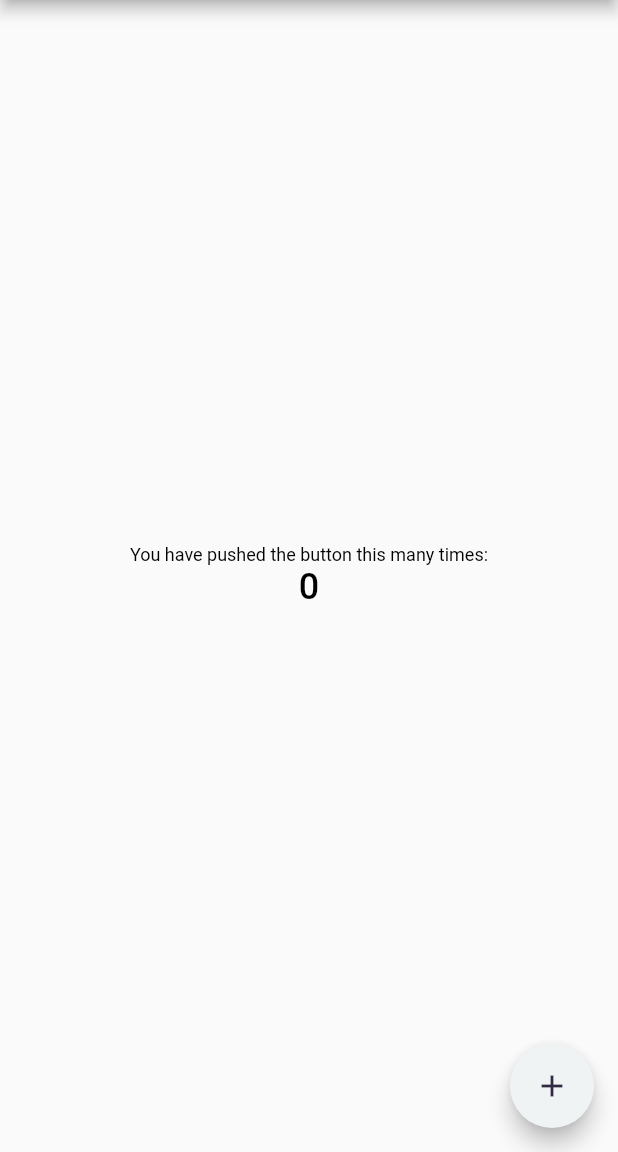
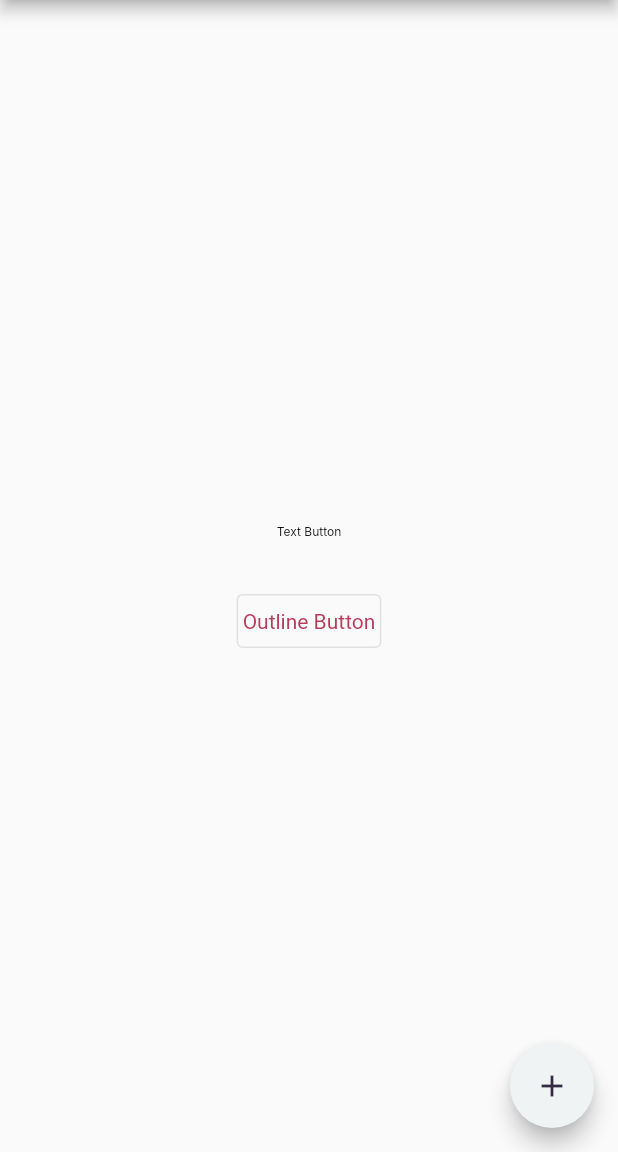
Before and after one commit to FLYINGKRIPTO/demo_class, a Flutter app: the screen it shows after launch, on a phone screen of 412 x 824 dp, the part 84-1236 px from its top. Run offline on Flutter 3.47's test engine with Material 2 defaults, Android fonts, the phone set to English and light mode, and no system bars; Roboto replaces fonts that are missing (Inter, Manrope).

Commit message:
Modified code

```diff
--- a/lib/app_theme.dart
+++ b/lib/app_theme.dart
@@ -26,6 +26,12 @@ class AppThemes {
     dividerTheme: DividerThemeData(color: ColorConstant.gray50, thickness: 1),
     // Define the default TextTheme. Use this to specify the default
     // text styling for headlines, titles, bodies of text, and more.
+    outlinedButtonTheme: OutlinedButtonThemeData(
+        style: ButtonStyle(
+            textStyle: MaterialStateProperty.all<TextStyle>(
+                TextStyle(color: ColorConstant.black900)),
+            padding: MaterialStateProperty.all<EdgeInsets>(
+                const EdgeInsets.all(4.0)))),
     textTheme: TextTheme(
       displayLarge:
           const TextStyle(fontSize: 72.0, fontWeight: FontWeight.w500),
--- /dev/null
+++ b/lib/custom_outlined_button.dart
@@ -0,0 +1,30 @@
+import 'package:demo_class_project/base_button.dart';
+import 'package:flutter/material.dart';
+
+class CustomOutlinedButton extends BaseButton {
+
+  const CustomOutlinedButton({
+    Key? key,
+    required VoidCallback onTap,
+    required String text,
+  }) : super(
+          key: key,
+          text: text,
+          onTap: onTap,
+        );
+
+  @override
+  Widget build(BuildContext context) {
+    return OutlinedButton(
+      onPressed: super.onTap,
+      child: Row(
+        mainAxisSize: MainAxisSize.min,
+        children: [
+          Text(
+            text,
+          ),
+        ],
+      ),
+    );
+  }
+}
--- /dev/null
+++ b/lib/custom_text_button.dart
@@ -0,0 +1,36 @@
+import 'package:demo_class_project/base_button.dart';
+import 'package:demo_class_project/text_theme_helper.dart';
+import 'package:flutter/material.dart';
+
+class CustomTextButton extends BaseButton {
+  final Alignment? alignment;
+  final Widget? prefixWidget;
+  final Widget? suffixWidget;
+
+  const CustomTextButton(
+      {Key? key,
+      this.alignment,
+      required VoidCallback onTap,
+      required String text,
+      this.prefixWidget,
+      this.suffixWidget})
+      : super(key: key, text: text, onTap: onTap);
+
+  @override
+  Widget build(BuildContext context) {
+    return TextButton(
+      onPressed: super.onTap,
+      child: Row(
+        mainAxisSize: MainAxisSize.min,
+        children: [
+          if (prefixWidget != null) prefixWidget!,
+          Text(
+            text,
+            style: TextThemeHelper.black_8_400,
+          ),
+          if (suffixWidget != null) suffixWidget!,
+        ],
+      ),
+    );
+  }
+}
--- a/lib/main.dart
+++ b/lib/main.dart
@@ -1,5 +1,8 @@
 import 'package:demo_class_project/app_theme.dart';
+import 'package:demo_class_project/custom_text_button.dart';
 import 'package:flutter/material.dart';
+
+import 'custom_outlined_button.dart';
 
 void main() {
   runApp(const MyApp());
@@ -85,12 +88,29 @@ class _MyHomePageState extends State<MyHomePage> {
           // horizontal).
           mainAxisAlignment: MainAxisAlignment.center,
           children: <Widget>[
-            const Text(
-              'You have pushed the button this many times:',
+            CustomTextButton(
+              text: "Text Button",
+              onTap: () {
+                const snackBar = SnackBar(
+                  content: Text('Tapped Text Button'),
+                );
+
+// Find the ScaffoldMessenger in the widget tree
+// and use it to show a SnackBar.
+                ScaffoldMessenger.of(context).showSnackBar(snackBar);
+              },
             ),
-            Text(
-              '$_counter',
-              style: Theme.of(context).textTheme.headlineMedium,
+            const SizedBox(
+              height: 12,
+            ),
+            CustomOutlinedButton(
+              text: "Outline Button",
+              onTap: () {
+                const snackBar = SnackBar(
+                  content: Text('Tapped Outlined Button'),
+                );
+                ScaffoldMessenger.of(context).showSnackBar(snackBar);
+              },
             ),
           ],
         ),
--- a/lib/text_theme_helper.dart
+++ b/lib/text_theme_helper.dart
@@ -13,6 +13,12 @@ class TextThemeHelper {
     fontFamily: "Inter",
   );
 
+  static TextStyle white_8_400 = theme.textTheme.bodySmall!.copyWith(
+    fontWeight: FontWeight.w400,
+    fontFamily: "Inter",
+    color: ColorConstant.whiteA700
+  );
+
   static get manropeBold16White700 => theme.textTheme.titleMedium!.copyWith(
         color: ColorConstant.whiteA700,
       );
--- a/pubspec.yaml
+++ b/pubspec.yaml
@@ -30,6 +30,7 @@ environment:
 dependencies:
   flutter:
     sdk: flutter
+
 
 
   # The following adds the Cupertino Icons font to your application.
```
Also changed, not shown: lib/base_button.dart (added, +14 -0 lines), lib/custom_button_class.dart (deleted, +0 -44 lines), lib/custom_elevated_button.dart (added, +30 -0 lines).
